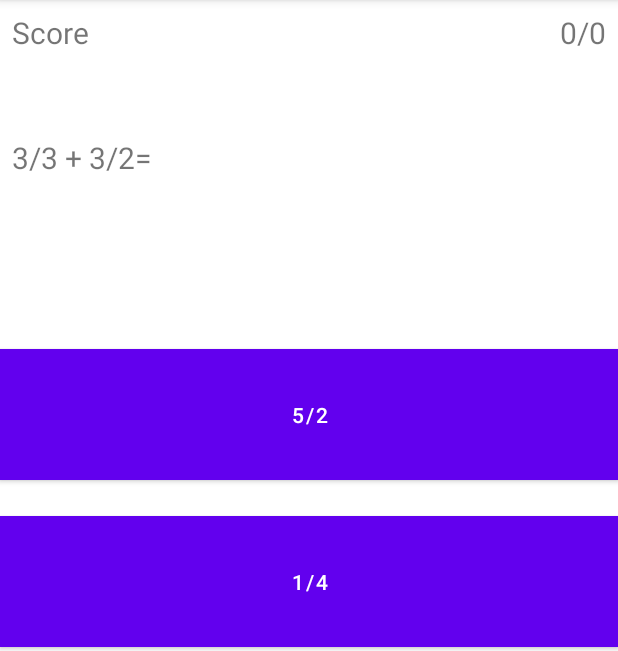
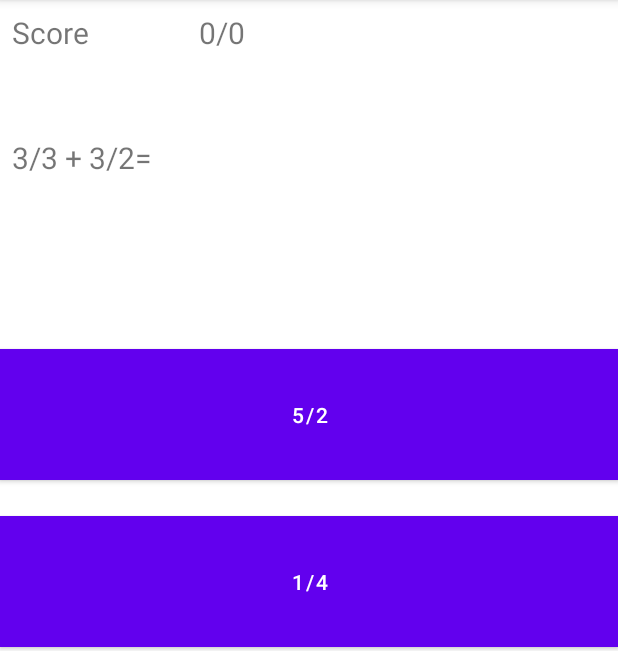
Before and after one commit to eliasjoostens/BreukentrainerWithRoom, an Android app: the screen it shows after launch (ExerciseActivity), after a tap on "BEGINNER", on a phone screen of 412 x 824 dp, the part 84-735 px from its top. Run offline under Robolectric (Android 15) with nearby library versions, the light colour scheme and no system bars; our stand-ins replace Room's generated code.

Commit message:
activity layout

```diff
--- a/app/src/main/res/layout/activity_exercise.xml
+++ b/app/src/main/res/layout/activity_exercise.xml
@@ -13,19 +13,19 @@
         android:padding="8dp">
 
         <TextView
+            android:id="@+id/score"
+            android:layout_width="wrap_content"
+            android:layout_height="wrap_content"
+            android:layout_alignEnd="@id/score_text"
+            android:layout_marginEnd="-104dp"
+            android:textSize="20sp" />
+
+        <TextView
             android:id="@+id/score_text"
             android:layout_width="wrap_content"
             android:layout_height="wrap_content"
-            android:layout_alignParentLeft="true"
-            android:text="Score"
-            android:textSize="20sp" />
-
-        <TextView
-            android:id="@+id/score"
-            android:layout_width="wrap_content"
-            android:layout_height="wrap_content"
-            android:layout_alignParentRight="true"
-            android:text="0"
+            android:layout_alignParentStart="true"
+            android:text="@string/Score"
             android:textSize="20sp" />
 
     </RelativeLayout>
@@ -49,8 +49,9 @@
         android:layout_weight="1"
         android:background="#0091EA"
         android:padding="8dp"
-        android:text="Optie 1"
-        android:textColor="#fff" />
+        android:text="@string/Choice1"
+        android:textColor="@color/white"
+        tools:ignore="TextContrastCheck" />
 
     <Button
         android:id="@+id/choice2"
@@ -60,8 +61,9 @@
         android:layout_weight="1"
         android:background="#0091EA"
         android:padding="8dp"
-        android:text="Optie 2"
-        android:textColor="#fff" />
+        android:text="@string/Choice2"
+        android:textColor="@color/white"
+        tools:ignore="TextContrastCheck" />
 
     <Button
         android:id="@+id/choice3"
@@ -71,8 +73,9 @@
         android:layout_weight="1"
         android:background="#0091EA"
         android:padding="8dp"
-        android:text="Optie 3"
-        android:textColor="#fff" />
+        android:text="@string/Choice3"
+        android:textColor="@color/white"
+        tools:ignore="TextContrastCheck" />
 
     <Button
         android:id="@+id/choice4"
@@ -82,8 +85,9 @@
         android:layout_weight="1"
         android:background="#0091EA"
         android:padding="8dp"
-        android:text="Optie 4"
-        android:textColor="#fff" />
+        android:text="@string/Choice4"
+        android:textColor="@color/white"
+        tools:ignore="TextContrastCheck" />
 
     <Chronometer
         android:id="@+id/c_meter"
--- a/app/src/main/res/values/strings.xml
+++ b/app/src/main/res/values/strings.xml
@@ -9,7 +9,11 @@
     <string name="new_game">New game</string>
     <string name="quit">Quit</string>
     <string name="Oefening">Here comes the exercise</string>
-
+    <string name="Choice1">Choice 1</string>
+    <string name="Choice2">Choice 2</string>
+    <string name="Choice3">Choice 3</string>
+    <string name="Choice4">Choice 4</string>
+    <string name="Score">Score</string>
 
 
 </resources>
```
Also changed, not shown: 1 other file.
